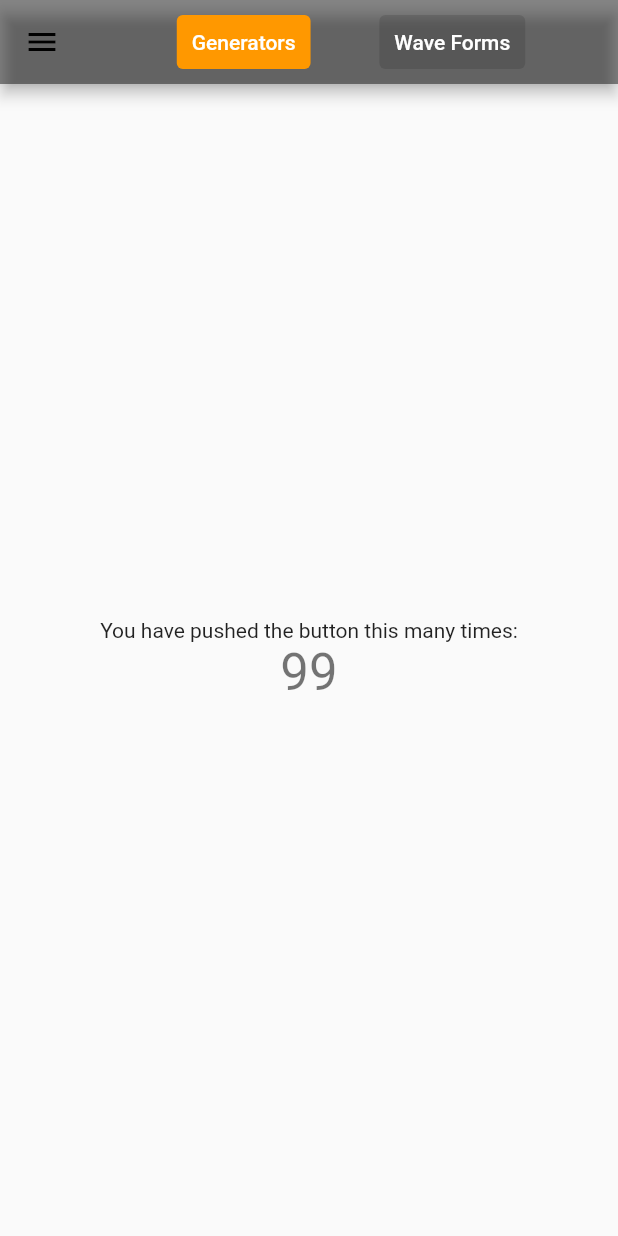
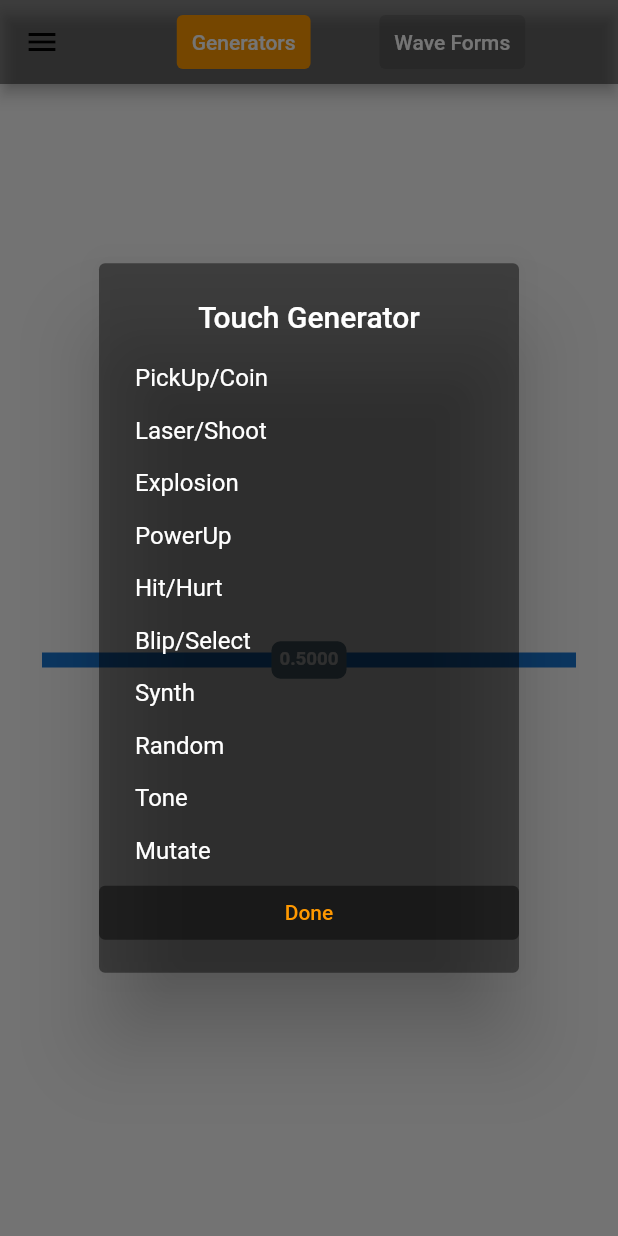
Before and after one commit to wdevore/RetroVibrato, a Flutter app: the screen it shows after launch, after a tap on "Generators", on a phone screen of 412 x 824 dp. Run offline on Flutter 3.47's test engine with Material 2 defaults, Android fonts, the phone set to English and light mode, and no system bars.

Commit message:
added a custom and retro slider

```diff
--- a/lib/main.dart
+++ b/lib/main.dart
@@ -1,6 +1,7 @@
 import 'package:flutter/material.dart';
 import 'package:retro_vibrato/view/choice_provider.dart';
 import 'package:retro_vibrato/view/appbar_row.dart';
+import 'package:retro_vibrato/view/custom_slider_thumb_rect.dart';
 
 void main() {
   runApp(FSfxrApp());
@@ -40,8 +41,7 @@ class FSfxrHomePage extends StatefulWidget {
 }
 
 class _FSfxrHomePageState extends State<FSfxrHomePage> {
-  // Choice from child button
-  // AppBarChoise _activeButton = AppBarChoise.none;
+  double _currentSliderValue = 0.5;
 
   @override
   Widget build(BuildContext context) {
@@ -124,15 +124,66 @@ class _FSfxrHomePageState extends State<FSfxrHomePage> {
         // horizontal).
         mainAxisAlignment: MainAxisAlignment.center,
         children: <Widget>[
-          Text(
-            'You have pushed the button this many times:',
-          ),
-          Text(
-            '99',
-            style: Theme.of(context).textTheme.headline4,
-          ),
+          _buildCustomSlider(),
         ],
       ),
     );
   }
+
+  SliderTheme _buildBasicSlider() {
+    return SliderTheme(
+      data: SliderTheme.of(context).copyWith(
+        activeTrackColor: Colors.red[700],
+        inactiveTrackColor: Colors.red[100],
+        trackShape: RectangularSliderTrackShape(),
+        trackHeight: 4.0,
+        thumbColor: Colors.redAccent,
+        thumbShape: RoundSliderThumbShape(enabledThumbRadius: 12.0),
+        overlayColor: Colors.red.withAlpha(32),
+        overlayShape: RoundSliderOverlayShape(overlayRadius: 28.0),
+      ),
+      child: Slider(
+        value: _currentSliderValue,
+        min: 0,
+        max: 100,
+        divisions: 5,
+        onChanged: (value) {
+          setState(() {
+            _currentSliderValue = value;
+          });
+        },
+      ),
+    );
+  }
+
+  SliderTheme _buildCustomSlider() {
+    return SliderTheme(
+      data: SliderTheme.of(context).copyWith(
+        activeTrackColor: Colors.blue[700],
+        inactiveTrackColor: Colors.blue[700],
+        trackShape: RectangularSliderTrackShape(),
+        trackHeight: 10.0,
+        thumbColor: Colors.white,
+        thumbShape: CustomSliderThumbRect(
+          thumbRadius: 15.0,
+          thumbHeight: 25,
+          min: 0,
+          max: 100,
+        ),
+        overlayColor: Colors.blue.withAlpha(32),
+        overlayShape: RoundSliderOverlayShape(overlayRadius: 28.0),
+      ),
+      child: Slider(
+        value: _currentSliderValue,
+        min: 0.0,
+        max: 1.0,
+        divisions: 100,
+        onChanged: (value) {
+          setState(() {
+            _currentSliderValue = value;
+          });
+        },
+      ),
+    );
+  }
 }
--- a/lib/view/appbar_button.dart
+++ /dev/null
@@ -1,48 +0,0 @@
-import 'package:flutter/material.dart';
-import 'package:retro_vibrato/view/choice_provider.dart';
-import 'appbar_choice.dart';
-
-class AppBarButton extends StatefulWidget {
-  AppBarButton({
-    Key? key,
-    required this.id,
-    required this.caption,
-    required this.choiceCallback,
-  }) : super(key: key);
-
-  final AppBarChoise id;
-  final String caption;
-  final ChoiceCallback choiceCallback;
-
-  @override
-  _AppBarButtonState createState() =>
-      _AppBarButtonState(id, caption, choiceCallback);
-}
-
-class _AppBarButtonState extends State<AppBarButton> {
-  AppBarChoise id;
-  String caption;
-  ChoiceCallback choiceCallback;
-
-  _AppBarButtonState(this.id, this.caption, this.choiceCallback);
-
-  Color _activeColor() {
-    final provider = ChoiceProvider.of(context);
-    return provider.buttonModel.id == id ? Colors.orange : Colors.black12;
-  }
-
-  @override
-  Widget build(BuildContext context) {
-    return TextButton(
-      onPressed: () {
-        choiceCallback(id);
-      },
-      child: Text(caption),
-      style: TextButton.styleFrom(
-        padding: const EdgeInsets.only(left: 10, right: 10),
-        primary: Colors.white,
-        backgroundColor: _activeColor(),
-      ),
-    );
-  }
-}
--- a/lib/view/appbar_choice.dart
+++ b/lib/view/appbar_choice.dart
@@ -1,3 +1,27 @@
 enum AppBarChoise { none, generators, waveForms }
 
+enum Generators {
+  PickUp,
+  Laser,
+  Explosion,
+  PowerUp,
+  Hit,
+  Blip,
+  Synth,
+  Random,
+  Tone,
+  Mutate,
+}
+enum WaveForms {
+  Square,
+  Triangle,
+  Sine,
+  Sawtooth,
+  WhiteNoise,
+  PinkNoise,
+  RedNoise,
+}
+
 typedef void ChoiceCallback(AppBarChoise id);
+typedef void GeneratorCallback(Generators? generator);
+typedef void WaveFormCallback(WaveForms? wave);
--- /dev/null
+++ b/lib/view/appbar_generators_button.dart
@@ -0,0 +1,212 @@
+import 'package:flutter/material.dart';
+import 'package:retro_vibrato/view/choice_provider.dart';
+import 'appbar_choice.dart';
+
+class AppBarGeneratorsButton extends StatefulWidget {
+  AppBarGeneratorsButton({
+    Key? key,
+    required this.id,
+    required this.caption,
+    required this.choiceCallback,
+    required this.generatorCallback,
+  }) : super(key: key);
+
+  final AppBarChoise id;
+  final String caption;
+  final ChoiceCallback choiceCallback;
+  final GeneratorCallback generatorCallback;
+
+  @override
+  _AppBarGeneratorsButtonState createState() => _AppBarGeneratorsButtonState(
+        id,
+        caption,
+        choiceCallback,
+        generatorCallback,
+      );
+}
+
+class _AppBarGeneratorsButtonState extends State<AppBarGeneratorsButton> {
+  AppBarChoise id;
+  String caption;
+  ChoiceCallback choiceCallback;
+  GeneratorCallback generatorCallback;
+
+  Generators? _generatorsSelected = Generators.Tone;
+
+  _AppBarGeneratorsButtonState(
+    this.id,
+    this.caption,
+    this.choiceCallback,
+    this.generatorCallback,
+  );
+
+  Color _activeColor() {
+    final provider = ChoiceProvider.of(context);
+    return provider.buttonModel.id == id ? Colors.orange : Colors.black12;
+  }
+
+  @override
+  Widget build(BuildContext context) {
+    return TextButton(
+      onPressed: () {
+        choiceCallback(id);
+        _displayDialog(context);
+      },
+      child: Text(caption),
+      style: TextButton.styleFrom(
+        padding: const EdgeInsets.only(left: 10, right: 10),
+        primary: Colors.white,
+        backgroundColor: _activeColor(),
+      ),
+    );
+  }
+
+  _displayDialog(BuildContext context) async {
+    _generatorsSelected = await showDialog(
+      context: context,
+      builder: (BuildContext context) {
+        return Container(
+          child: SimpleDialog(
+            title: Align(
+              alignment: Alignment.center,
+              child: Text(
+                'Touch Generator',
+                style: TextStyle(
+                  color: Colors.white,
+                ),
+              ),
+            ),
+            children: [
+              SimpleDialogOption(
+                onPressed: () {
+                  generatorCallback(Generators.PickUp);
+                },
+                child: const Text(
+                  'PickUp/Coin',
+                  style: TextStyle(
+                    color: Colors.white,
+                  ),
+                ),
+              ),
+              SimpleDialogOption(
+                onPressed: () {
+                  generatorCallback(Generators.Laser);
+                },
+                child: const Text(
+                  'Laser/Shoot',
+                  style: TextStyle(
+                    color: Colors.white,
+                  ),
+                ),
+              ),
+              SimpleDialogOption(
+                onPressed: () {
+                  generatorCallback(Generators.Explosion);
+                },
+                child: const Text(
+                  'Explosion',
+                  style: TextStyle(
+                    color: Colors.white,
+                  ),
+                ),
+              ),
+              SimpleDialogOption(
+                onPressed: () {
+                  generatorCallback(Generators.PowerUp);
+                },
+                child: const Text(
+                  'PowerUp',
+                  style: TextStyle(
+                    color: Colors.white,
+                  ),
+                ),
+              ),
+              SimpleDialogOption(
+                onPressed: () {
+                  generatorCallback(Generators.Hit);
+                },
+                child: const Text(
+                  'Hit/Hurt',
+                  style: TextStyle(
+                    color: Colors.white,
+                  ),
+                ),
+              ),
+              SimpleDialogOption(
+                onPressed: () {
+                  generatorCallback(Generators.Blip);
+                },
+                child: const Text(
+                  'Blip/Select',
+                  style: TextStyle(
+                    color: Colors.white,
+                  ),
+                ),
+              ),
+              SimpleDialogOption(
+                onPressed: () {
+                  generatorCallback(Generators.Synth);
+                },
+                child: const Text(
+                  'Synth',
+                  style: TextStyle(
+                    color: Colors.white,
+                  ),
+                ),
+              ),
+              SimpleDialogOption(
+                onPressed: () {
+                  generatorCallback(Generators.Random);
+                },
+                child: const Text(
+                  'Random',
+                  style: TextStyle(
+                    color: Colors.white,
+                  ),
+                ),
+              ),
+              SimpleDialogOption(
+                onPressed: () {
+                  generatorCallback(Generators.Tone);
+                },
+                child: const Text(
+                  'Tone',
+                  style: TextStyle(
+                    color: Colors.white,
+                  ),
+                ),
+              ),
+              SimpleDialogOption(
+                onPressed: () {
+                  generatorCallback(Generators.Mutate);
+                },
+                child: const Text(
+                  'Mutate',
+                  style: TextStyle(
+                    color: Colors.white,
+                  ),
+                ),
+              ),
+              TextButton(
+                child: Text('Done'),
+                onPressed: () {
+                  Navigator.pop(context, null);
+                },
+                style: TextButton.styleFrom(
+                  padding: const EdgeInsets.only(left: 10, right: 10),
+                  primary: Colors.orange,
+                  backgroundColor: Colors.black45,
+                ),
+              ),
+            ],
+            backgroundColor: Colors.black45,
+          ),
+        );
+      },
+    );
+
+    if (_generatorsSelected != null) {
+      generatorCallback(_generatorsSelected);
+    }
+  }
+}
--- a/lib/view/appbar_row.dart
+++ b/lib/view/appbar_row.dart
@@ -1,6 +1,7 @@
 import 'package:flutter/material.dart';
 import 'appbar_choice.dart';
-import 'appbar_button.dart';
+import 'appbar_generators_button.dart';
+import 'appbar_waveforms_button.dart';
 import 'choice_provider.dart';
 
 class AppBarRow extends StatefulWidget {
@@ -16,15 +17,17 @@ class _AppBarRowState extends State<AppBarRow> {
     return Row(
       mainAxisAlignment: MainAxisAlignment.spaceEvenly,
       children: [
-        AppBarButton(
+        AppBarGeneratorsButton(
           id: AppBarChoise.generators,
           caption: 'Generators',
           choiceCallback: _appBarChoise,
+          generatorCallback: _generatorSelected,
         ),
-        AppBarButton(
+        AppBarWaveFormsButton(
           id: AppBarChoise.waveForms,
           caption: 'Wave Forms',
           choiceCallback: _appBarChoise,
+          waveFormCallback: _waveFormSelected,
         ),
       ],
     );
@@ -37,4 +40,12 @@ class _AppBarRowState extends State<AppBarRow> {
       provider.buttonModel.id = id;
     });
   }
+
+  void _generatorSelected(Generators? generator) {
+    print('Gen: $generator');
+  }
+
+  void _waveFormSelected(WaveForms? wave) {
+    print('Wave: $wave');
+  }
 }
--- /dev/null
+++ b/lib/view/appbar_waveforms_button.dart
@@ -0,0 +1,167 @@
+import 'package:flutter/material.dart';
+import 'package:retro_vibrato/view/choice_provider.dart';
+import 'appbar_choice.dart';
+
+class AppBarWaveFormsButton extends StatefulWidget {
+  AppBarWaveFormsButton({
+    Key? key,
+    required this.id,
+    required this.caption,
+    required this.choiceCallback,
+    required this.waveFormCallback,
+  }) : super(key: key);
+
+  final AppBarChoise id;
+  final String caption;
+  final ChoiceCallback choiceCallback;
+  final WaveFormCallback waveFormCallback;
+
+  @override
+  _AppBarWaveFormsButtonState createState() => _AppBarWaveFormsButtonState(
+        id,
+        caption,
+        choiceCallback,
+        waveFormCallback,
+      );
+}
+
+class _AppBarWaveFormsButtonState extends State<AppBarWaveFormsButton> {
+  AppBarChoise id;
+  String caption;
+  ChoiceCallback choiceCallback;
+  WaveFormCallback waveFormCallback;
+
+  WaveForms? _waveFormsSelected = WaveForms.Sine;
+
+  _AppBarWaveFormsButtonState(
+    this.id,
+    this.caption,
+    this.choiceCallback,
+    this.waveFormCallback,
+  );
+
+  Color _activeColor() {
+    final provider = ChoiceProvider.of(context);
+    return provider.buttonModel.id == id ? Colors.orange : Colors.black12;
+  }
+
+  @override
+  Widget build(BuildContext context) {
+    return TextButton(
+      onPressed: () {
+        choiceCallback(id);
+        _displayDialog(context);
+      },
+      child: Text(caption),
+      style: TextButton.styleFrom(
+        padding: const EdgeInsets.only(left: 10, right: 10),
+        primary: Colors.white,
+        backgroundColor: _activeColor(),
+      ),
+    );
+  }
+
+  _displayDialog(BuildContext context) async {
+    _waveFormsSelected = await showDialog(
+      context: context,
+      builder: (BuildContext context) {
+        return Container(
+          child: SimpleDialog(
+            title: Align(
+              alignment: Alignment.center,
+              child: Text(
+                'Touch Wave Form',
+                style: TextStyle(
+                  color: Colors.white,
+                ),
+              ),
+            ),
+            children: [
+              SimpleDialogOption(
+                onPressed: () {
+                  waveFormCallback(WaveForms.Square);
+                },
+                child: const Text('Square',
+                    style: TextStyle(
+                      color: Colors.white,
+                    )),
+              ),
+              SimpleDialogOption(
+                onPressed: () {
+                  waveFormCallback(WaveForms.Triangle);
+                },
+                child: const Text('Triangle',
+                    style: TextStyle(
+                      color: Colors.white,
+                    )),
+              ),
+              SimpleDialogOption(
+                onPressed: () {
+                  waveFormCallback(WaveForms.Sine);
+                },
+                child: const Text('Sine',
+                    style: TextStyle(
+                      color: Colors.white,
+                    )),
+              ),
+              SimpleDialogOption(
+                onPressed: () {
+                  waveFormCallback(WaveForms.Sawtooth);
+                },
+                child: const Text('Sawtooth',
+                    style: TextStyle(
+                      color: Colors.white,
+                    )),
+              ),
+              SimpleDialogOption(
+                onPressed: () {
+                  waveFormCallback(WaveForms.WhiteNoise);
+                },
+                child: const Text('WhiteNoise',
+                    style: TextStyle(
+                      color: Colors.white,
+                    )),
+              ),
+              SimpleDialogOption(
+                onPressed: () {
+                  waveFormCallback(WaveForms.PinkNoise);
+                },
+                child: const Text('PinkNoise',
+                    style: TextStyle(
+                      color: Colors.white,
+                    )),
+              ),
+              SimpleDialogOption(
+                onPressed: () {
+                  waveFormCallback(WaveForms.RedNoise);
+                },
+                child: const Text(
+                  'RedNoise',
+                  style: TextStyle(
+                    color: Colors.white,
+                  ),
+                ),
+              ),
+              TextButton(
+                child: Text('Done'),
+                onPressed: () {
+                  Navigator.pop(context, null);
+                },
+                style: TextButton.styleFrom(
+                  padding: const EdgeInsets.only(left: 10, right: 10),
+                  primary: Colors.orange,
+                  backgroundColor: Colors.black45,
+                ),
+              ),
+            ],
+            backgroundColor: Colors.black45,
+          ),
+        );
+      },
+    );
+
+    if (_waveFormsSelected != null) {
+      waveFormCallback(_waveFormsSelected);
+    }
+  }
+}
--- /dev/null
+++ b/lib/view/custom_slider_thumb_rect.dart
@@ -0,0 +1,76 @@
+import 'package:flutter/material.dart';
+
+// https://medium.com/flutter-community/flutter-sliders-demystified-4b3ea65879c
+
+class CustomSliderThumbRect extends SliderComponentShape {
+  final double thumbRadius;
+  final int thumbHeight;
+  final int min;
+  final int max;
+
+  const CustomSliderThumbRect({
+    required this.thumbRadius,
+    required this.thumbHeight,
+    required this.min,
+    required this.max,
+  });
+
+  @override
+  Size getPreferredSize(bool isEnabled, bool isDiscrete) {
+    return Size.fromRadius(thumbRadius);
+  }
+
+  @override
+  void paint(
+    PaintingContext context,
+    Offset center, {
+    Animation<double>? activationAnimation,
+    Animation<double>? enableAnimation,
+    bool? isDiscrete,
+    TextPainter? labelPainter,
+    RenderBox? parentBox,
+    SliderThemeData? sliderTheme,
+    TextDirection? textDirection,
+    required double value,
+    double? textScaleFactor,
+    Size? sizeWithOverflow,
+  }) {
+    final Canvas canvas = context.canvas;
+
+    final rRect = RRect.fromRectAndRadius(
+      Rect.fromCenter(
+          center: center,
+          width: thumbHeight * 2.0,
+          height: thumbHeight.toDouble()),
+      Radius.circular(thumbRadius * .4),
+    );
+
+    final paint = Paint()
+      ..color = Colors.blueGrey
+      //sliderTheme?.activeTrackColor ?? Colors.amber //Thumb Background Color
+      ..style = PaintingStyle.fill;
+
+    TextSpan span = new TextSpan(
+        style: new TextStyle(
+            fontSize: thumbHeight * .5,
+            fontWeight: FontWeight.w700,
+            color: sliderTheme?.thumbColor,
+            height: 1),
+        text: '${getValue(value)}');
+    TextPainter tp = new TextPainter(
+        text: span,
+        textAlign: TextAlign.left,
+        textDirection: TextDirection.ltr);
+    tp.layout();
+    Offset textCenter =
+        Offset(center.dx - (tp.width / 2), center.dy - (tp.height / 2));
+
+    canvas.drawRRect(rRect, paint);
+    tp.paint(canvas, textCenter);
+  }
+
+  String getValue(double value) {
+    // return (min + (max - min) * value).round().toString();
+    return value.toStringAsFixed(4);
+  }
+}
```
Also changed, not shown: lib/view/buttons_dialog.dart (added, +33 -0 lines), lib/view/retro_slider_thumb_shape.dart (added, +56 -0 lines).
